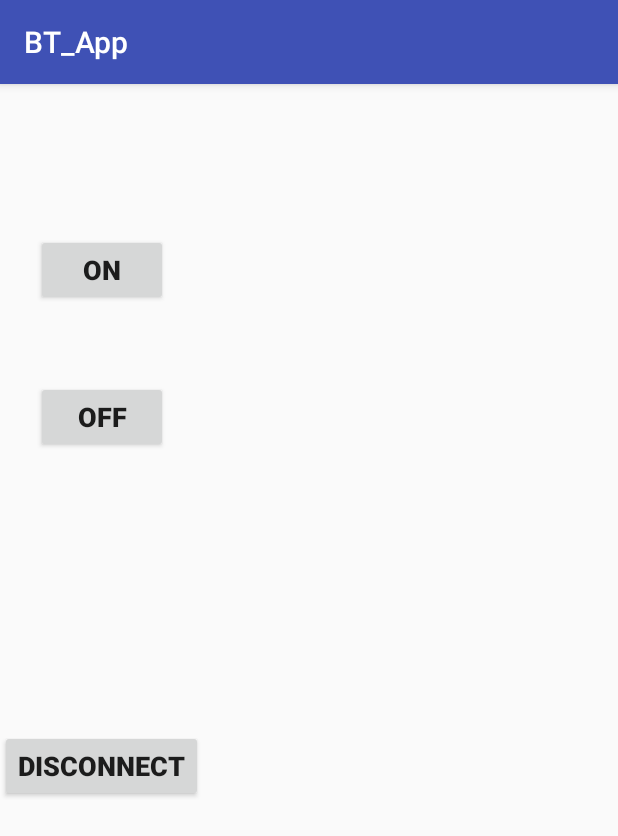
After one commit to sahilgarg8901/BT_com, an Android app: the ControlActivity screen opened directly, with no data from a screen before it, on a phone screen of 412 x 824 dp. The commit adds this screen. Shown: the top 836 px of the screen. Run offline under Robolectric (Android 15) with nearby library versions, the phone set to English and light mode, and no system bars.

Commit message:
Control activity layout done

```diff
--- a/BT_App/app/build.gradle
+++ b/BT_App/app/build.gradle
@@ -24,7 +24,7 @@ android {
 
 dependencies {
     implementation fileTree(dir: 'libs', include: ['*.jar'])
-    implementation"org.jetbrains.kotlin:kotlin-stdlib-jre7:$kotlin_version"
+    implementation "org.jetbrains.kotlin:kotlin-stdlib-jre7:$kotlin_version"
     implementation 'com.android.support:appcompat-v7:26.1.0'
     implementation 'com.android.support.constraint:constraint-layout:1.0.2'
     testImplementation 'junit:junit:4.12'
--- /dev/null
+++ b/BT_App/app/src/main/java/com/example/sahil/bt_app/ControlActivity.kt
@@ -0,0 +1,12 @@
+package com.example.sahil.bt_app
+
+import android.support.v7.app.AppCompatActivity
+import android.os.Bundle
+
+class ControlActivity : AppCompatActivity() {
+
+    override fun onCreate(savedInstanceState: Bundle?) {
+        super.onCreate(savedInstanceState)
+        setContentView(R.layout.activity_control)
+    }
+}
--- /dev/null
+++ b/BT_App/app/src/main/res/layout/activity_control.xml
@@ -0,0 +1,53 @@
+<?xml version="1.0" encoding="utf-8"?>
+<android.support.constraint.ConstraintLayout xmlns:android="http://schemas.android.com/apk/res/android"
+    xmlns:app="http://schemas.android.com/apk/res-auto"
+    xmlns:tools="http://schemas.android.com/tools"
+    android:layout_width="match_parent"
+    android:layout_height="match_parent"
+    tools:context="com.example.sahil.bt_app.ControlActivity">
+
+    <Button
+        android:id="@+id/OnButton"
+        android:layout_width="wrap_content"
+        android:layout_height="wrap_content"
+        android:layout_marginEnd="100dp"
+        android:layout_marginStart="100dp"
+        android:layout_marginTop="100dp"
+        android:text="@string/on"
+        android:textAlignment="center"
+        android:textSize="18sp"
+        android:textStyle="bold"
+        app:layout_constraintEnd_toEndOf="@+id/OffButton"
+        app:layout_constraintHorizontal_bias="0.5"
+        app:layout_constraintStart_toStartOf="@+id/OffButton"
+        app:layout_constraintTop_toTopOf="parent" />
+
+    <Button
+        android:id="@+id/OffButton"
+        android:layout_width="wrap_content"
+        android:layout_height="wrap_content"
+        android:layout_marginEnd="148dp"
+        android:layout_marginStart="148dp"
+        android:layout_marginTop="50dp"
+        android:text="@string/off"
+        android:textAlignment="center"
+        android:textSize="18sp"
+        android:textStyle="bold"
+        app:layout_constraintEnd_toEndOf="@+id/DisconnectButton"
+        app:layout_constraintStart_toStartOf="@+id/DisconnectButton"
+        app:layout_constraintTop_toBottomOf="@+id/OnButton" />
+
+    <Button
+        android:id="@+id/DisconnectButton"
+        android:layout_width="wrap_content"
+        android:layout_height="wrap_content"
+        android:layout_marginBottom="155dp"
+        android:layout_marginTop="50dp"
+        android:text="@string/disconnect"
+        android:textAlignment="center"
+        android:textSize="18sp"
+        android:textStyle="bold"
+        app:layout_constraintBottom_toBottomOf="parent"
+        app:layout_constraintTop_toBottomOf="@+id/OffButton"
+        tools:layout_editor_absoluteX="148dp" />
+</android.support.constraint.ConstraintLayout>
--- a/BT_App/app/src/main/res/values/strings.xml
+++ b/BT_App/app/src/main/res/values/strings.xml
@@ -1,4 +1,7 @@
 <resources>
     <string name="app_name">BT_App</string>
     <string name="refresh">REFRESH</string>
+    <string name="off">OFF</string>
+    <string name="disconnect">DISCONNECT</string>
+    <string name="on">ON</string>
 </resources>
--- a/BT_App/build.gradle
+++ b/BT_App/build.gradle
@@ -1,7 +1,7 @@
 // Top-level build file where you can add configuration options common to all sub-projects/modules.
 
 buildscript {
-    ext.kotlin_version = '1.2.21'
+    ext.kotlin_version = '1.2.30'
     repositories {
         google()
         jcenter()
```
Also changed, not shown: BT_App/app/src/main/AndroidManifest.xml (+6 -3 lines), BT_App/app/src/main/java/com/example/sahil/bt_app/MainActivity.kt (+14 -14 lines).
